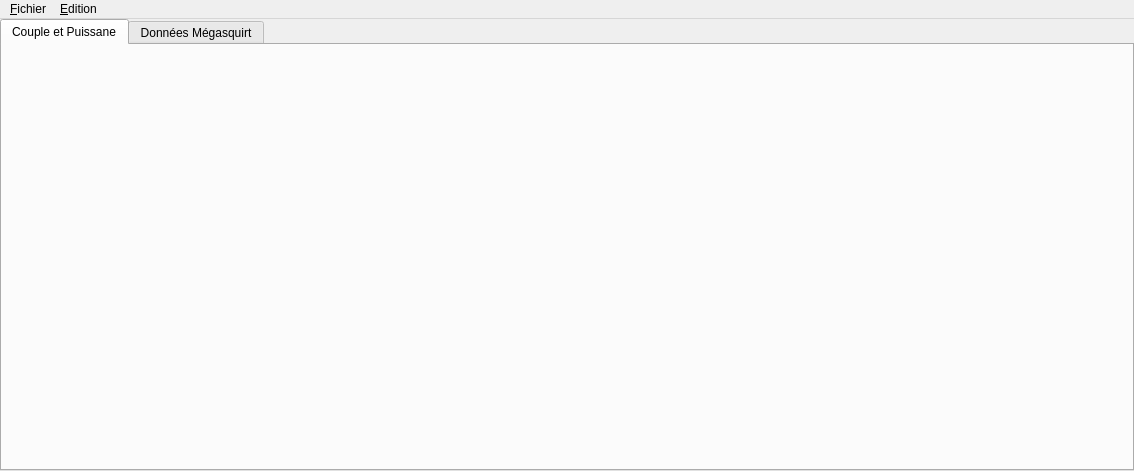
The window that MainWindow.ui (xaviermawet/EcoMotion2013BenchTestExperimental) describes before a commit, drawn with Qt 5.
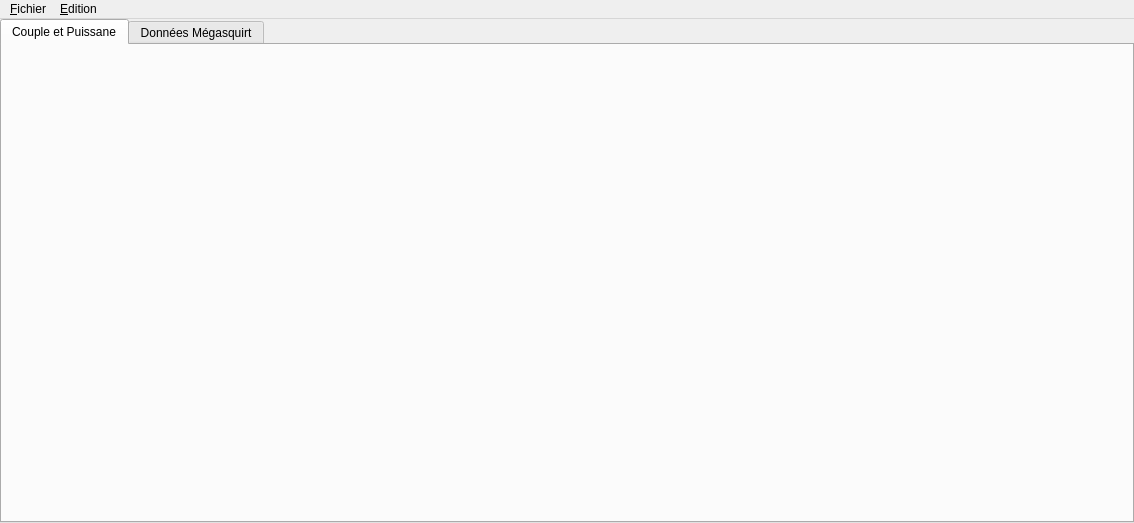
The same window after the commit. Icons and pictures are not drawn.

Diff of the .ui file:
```diff
--- a/MainWindow.ui
+++ b/MainWindow.ui
@@ -7,7 +7,7 @@
     <x>0</x>
     <y>0</y>
     <width>1134</width>
-    <height>471</height>
+    <height>523</height>
    </rect>
   </property>
   <property name="windowTitle">
```
